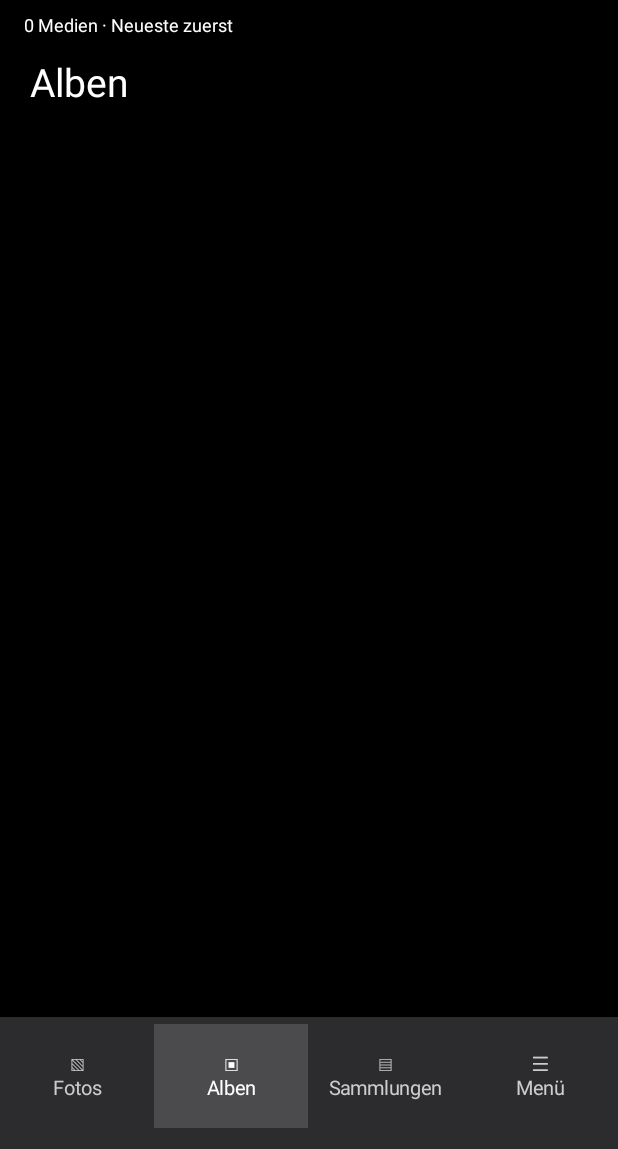
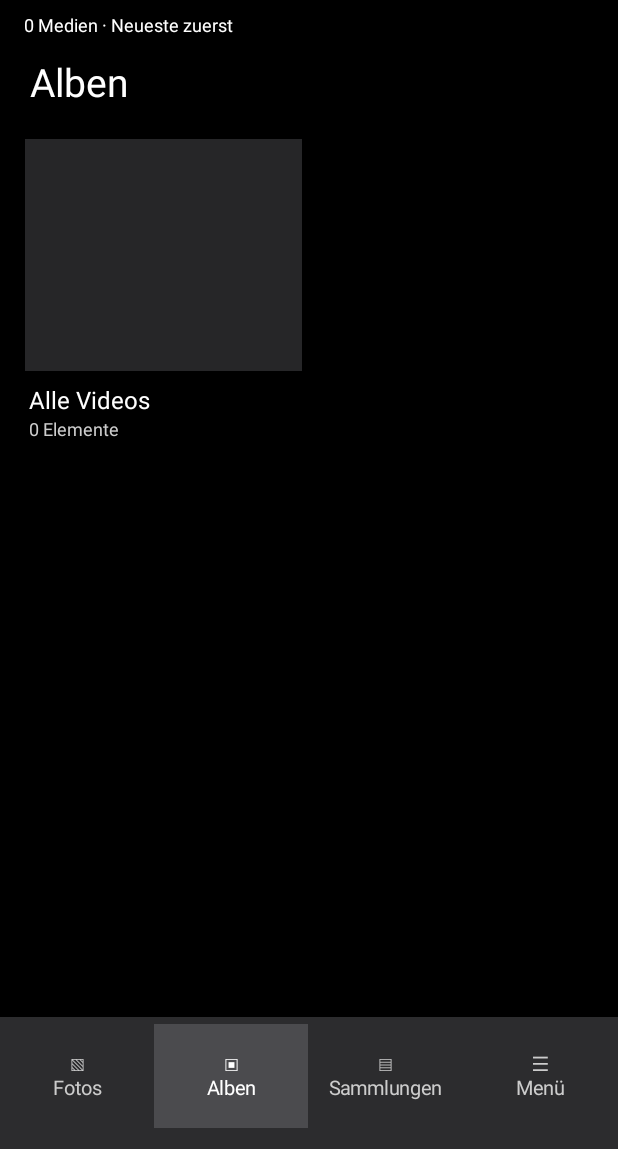
Before and after one commit to dmpcgold-rgb/-Chrono-Galerie, an Android app: the screen it shows after launch (MainActivity), after a tap on an icon or button, on a phone screen of 412 x 824 dp, the part 87-1236 px from its top. Run offline under Robolectric (Android 15) with nearby library versions, the phone set to English and light mode, and no system bars.

Commit message:
Add dedicated All Videos album with cover, count and efficient MediaStore video indexing

```diff
--- a/app/src/main/java/at/chronogalerie/MainActivity.kt
+++ b/app/src/main/java/at/chronogalerie/MainActivity.kt
@@ -39,6 +39,7 @@ class MainActivity : Activity() {
  private var searchText = ""
  private var albumFilter: String? = null
  private var allMedia = listOf<Triple<android.net.Uri, Long, String>>()
+ private var videoUris = setOf<android.net.Uri>()
  private var albums = mapOf<String, List<Triple<android.net.Uri, Long, String>>>()
  private lateinit var host: LinearLayout
  private lateinit var galleryBody: FrameLayout
@@ -86,6 +87,7 @@ class MainActivity : Activity() {
   executor.execute {
    val loaded=mutableListOf<Triple<android.net.Uri,Long,String>>()
    val albumMap=mutableMapOf<String,MutableList<Triple<android.net.Uri,Long,String>>>()
+   val scannedVideos=mutableSetOf<android.net.Uri>()
    val base=MediaStore.Files.getContentUri("external")
    val columns=arrayOf(MediaStore.Files.FileColumns._ID,MediaStore.Files.FileColumns.MEDIA_TYPE,MediaStore.Files.FileColumns.DISPLAY_NAME,MediaStore.Files.FileColumns.DATE_TAKEN,MediaStore.Files.FileColumns.DATE_MODIFIED,MediaStore.Files.FileColumns.BUCKET_DISPLAY_NAME)
    try {
@@ -96,6 +98,7 @@ class MainActivity : Activity() {
       val taken=cursor.getLong(3)
       val item=Triple(ContentUris.withAppendedId(base,cursor.getLong(0)),if(taken>0)taken else cursor.getLong(4)*1000,cursor.getString(2)?:"Medium")
       loaded.add(item)
+      if(cursor.getInt(1)==MediaStore.Files.FileColumns.MEDIA_TYPE_VIDEO) scannedVideos.add(item.first)
       albumMap.getOrPut(cursor.getString(5)?:"Andere"){ mutableListOf() }.add(item)
       scanned++
       if(scanned%50==0 || scanned==total) {
@@ -110,6 +113,7 @@ class MainActivity : Activity() {
    runOnUiThread {
     if(generation!=scanGeneration) return@runOnUiThread
     allMedia=loaded
+    videoUris=scannedVideos
     albums=albumMap
     galleryStatus.text=loaded.size.toString()+" Medien · Neueste zuerst"
     galleryProgress.progress=100
@@ -134,11 +138,11 @@ class MainActivity : Activity() {
     val scroll=ScrollView(this).apply { isFillViewport=true }
     val list=LinearLayout(this).apply { orientation=LinearLayout.VERTICAL; setPadding(dp(12),dp(12),dp(12),dp(20)) }
     list.addView(textView("Alben",26f).apply { setPadding(dp(8),0,0,dp(16)) })
-    val albumList=albums.toList().sortedByDescending { it.second.size }
+    val albumList=(listOf("Alle Videos" to allMedia.filter { videoUris.contains(it.first) })+albums.toList().sortedByDescending { it.second.size })
     albumList.chunked(2).forEach { pair ->
      val row=LinearLayout(this).apply { orientation=LinearLayout.HORIZONTAL }
      pair.forEach { (name,items) ->
-      val card=LinearLayout(this).apply { orientation=LinearLayout.VERTICAL; setPadding(dp(5),dp(5),dp(5),dp(14)); setOnClickListener { albumFilter=name; savedGridPosition=0; showTab(0) } }
+      val card=LinearLayout(this).apply { orientation=LinearLayout.VERTICAL; setPadding(dp(5),dp(5),dp(5),dp(14)); setOnClickListener { savedGridPosition=0; if(name=="Alle Videos") { showGrid(items,false) } else { albumFilter=name; showTab(0) } } }
       val preview=ImageView(this).apply { scaleType=ImageView.ScaleType.CENTER_CROP; setBackgroundColor(Color.rgb(38,38,40)) }
       card.addView(preview,LinearLayout.LayoutParams(-1,dp(155)))
       card.addView(textView(name,16f).apply { setSingleLine(true); ellipsize=android.text.TextUtils.TruncateAt.END; setPadding(dp(3),dp(8),dp(3),0) })
@@ -166,7 +170,7 @@ class MainActivity : Activity() {
     list.addView(textView("Sammlungen",26f))
     val fav=allMedia.filter { favorites.getBoolean(it.first.toString(),false) }
     list.addView(textView("♥   Favoriten ("+fav.size+")",20f).apply { setPadding(0,dp(25),0,dp(25)); setOnClickListener { showGrid(fav,false) } })
-    list.addView(textView("▶   Videos",20f).apply { setPadding(0,dp(25),0,dp(25)); setOnClickListener { showGrid(allMedia.filter { contentResolver.getType(it.first)?.startsWith("video/")==true },false) } })
+    list.addView(textView("▶   Alle Videos ("+videoUris.size+")",20f).apply { setPadding(0,dp(25),0,dp(25)); setOnClickListener { showGrid(allMedia.filter { videoUris.contains(it.first) },false) } })
     galleryBody.addView(list)
    }
    else -> {
```
